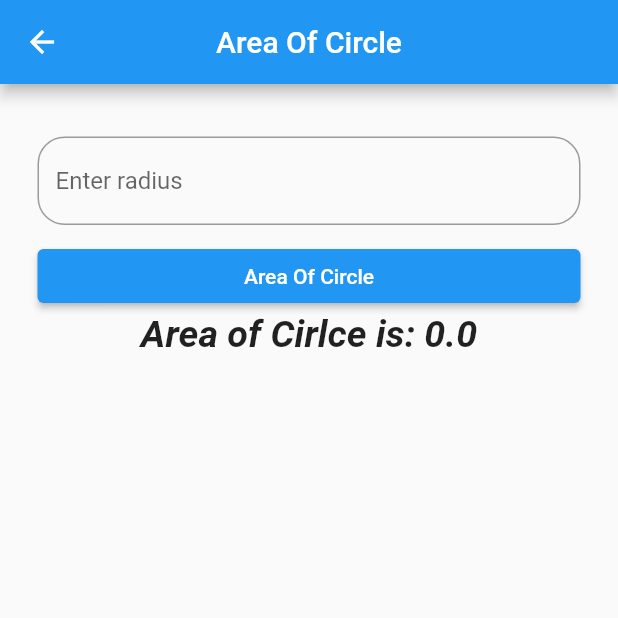
After one commit to SudipSinghKhati/simple_intrest, a Flutter app: the screen it shows after launch, after a tap on "Area Of Circle", on a phone screen of 412 x 824 dp, the top half of it. The commit adds this screen. Run offline on Flutter 3.47's test engine with Material 2 defaults, Android fonts, the phone set to English and light mode, and no system bars.

```diff
--- a/lib/app.dart
+++ b/lib/app.dart
@@ -1,6 +1,8 @@
 import 'package:flutter/material.dart';
 import 'package:simple_intrest/view/Dashboard.dart';
 import 'package:simple_intrest/view/add.dart';
+import 'package:simple_intrest/view/area_of_circle.dart';
+import 'package:simple_intrest/view/display.dart';
 import 'package:simple_intrest/view/simple_intrest.dart';
 
 class App extends StatelessWidget {
@@ -15,6 +17,8 @@ class App extends StatelessWidget {
           '/': (context) => const DashboardView(),
           '/addRoute': (context) => const Add(),
           '/siRoute': (context) => const SimpleIntrest(),
+          '/AOCRoute': (context) => const circleView(),
+          '/displayNameRoute':(context) => const display(),
         });
   }
 }
--- /dev/null
+++ b/lib/model/circle.dart
@@ -0,0 +1,8 @@
+class Circle {
+  double radius;
+  Circle(this.radius);
+
+  double areaOfCircle() {
+    return 3.14 * radius * radius;
+  }
+}
--- a/lib/view/Dashboard.dart
+++ b/lib/view/Dashboard.dart
@@ -30,6 +30,21 @@ class DashboardView extends StatelessWidget {
               },
               child: const Text('add'),
             ),
+            const SizedBox(height: 8),
+            ElevatedButton(
+              onPressed: () {
+                Navigator.pushNamed(context, '/AOCRoute');
+              },
+              child: const Text('Area Of Circle'),
+            ),
+              SizedBox(
+              width: double.infinity,
+              child: ElevatedButton(
+                  onPressed: () {
+                    Navigator.pushNamed(context, '/displayNameRoute');
+                  },
+                  child: const Text('Display Name')),
+            ),
           ],
         ),
       ),
--- /dev/null
+++ b/lib/view/area_of_circle.dart
@@ -0,0 +1,76 @@
+import 'package:flutter/material.dart';
+import 'package:simple_intrest/model/circle.dart';
+
+// ignore: camel_case_types
+class circleView extends StatefulWidget {
+  const circleView({super.key});
+
+  @override
+  State<circleView> createState() => _circleView();
+}
+
+// ignore: camel_case_types
+class _circleView extends State<circleView> {
+  double radius = 1;
+  double result = 0;
+
+  late Circle circle;
+
+  void circleArea() {
+    circle = Circle(radius);
+    setState(() {
+      result = circle.areaOfCircle();
+    });
+  }
+
+  @override
+  Widget build(BuildContext context) {
+    return Scaffold(
+      appBar: AppBar(
+        title: const Text("Area Of Circle"),
+        centerTitle: true,
+      ),
+      body: SafeArea(
+          child: SingleChildScrollView(
+        child: Padding(
+          padding: const EdgeInsets.all(25),
+          child: Column(
+            children: [
+              const SizedBox(height: 10),
+              TextField(
+                onChanged: (value) {
+                  radius = double.parse(value);
+                },
+                decoration: InputDecoration(
+                  hintText: 'Enter radius',
+                  border: OutlineInputBorder(
+                    borderRadius: BorderRadius.circular(18),
+                  ),
+                ),
+              ),
+              const SizedBox(
+                height: 10,
+              ),
+              SizedBox(
+                width: double.infinity,
+                child: ElevatedButton(
+                    onPressed: () {
+                      circleArea();
+                    },
+                    child: const Text('Area Of Circle')),
+              ),
+              Text(
+                'Area of Cirlce is: $result',
+                style: const TextStyle(
+                  fontSize: 25,
+                  fontWeight: FontWeight.bold,
+                  fontStyle: FontStyle.italic
+                ),
+              ),
+            ],
+          ),
+        ),
+      )),
+    );
+  }
+}
```
Also changed, not shown: lib/model/display_name.dart (added, +13 -0 lines), lib/view/display.dart (added, +40 -0 lines), lib/view/simple_intrest.dart (+8 -8 lines).
